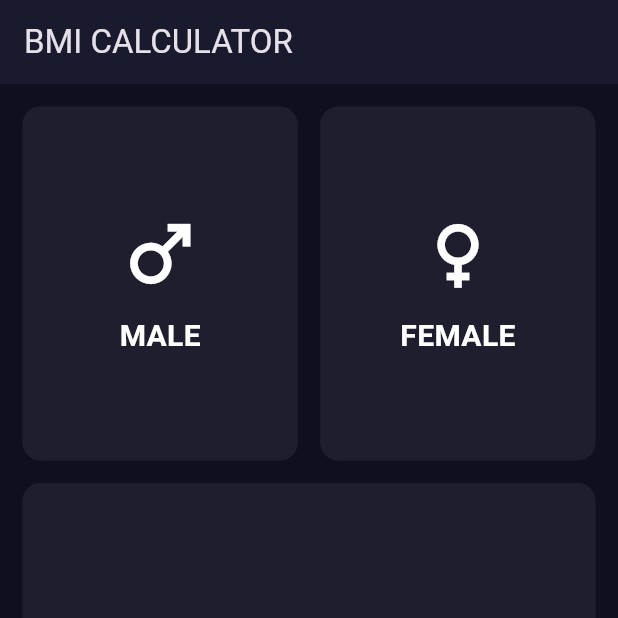
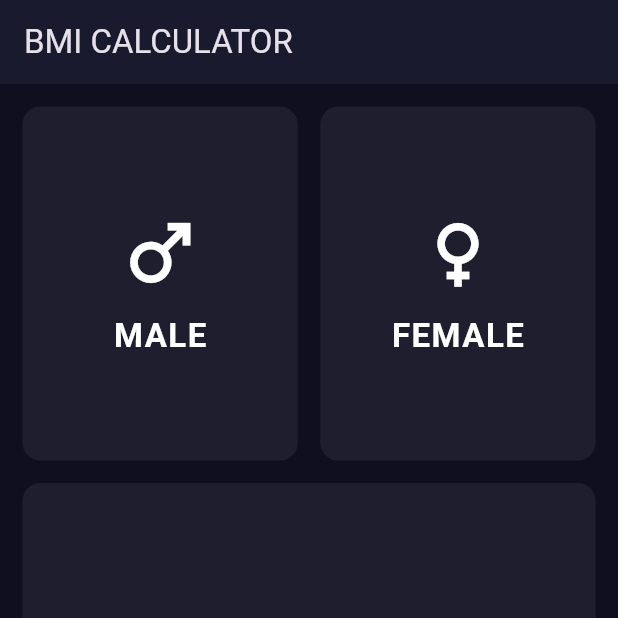
Before and after one commit to rayan1625/FA23-067-Rayan, a Flutter app: the screen it shows after launch, on a phone screen of 412 x 824 dp, the top half of it. Run offline on Flutter 3.47's test engine with Material 3 defaults, Android fonts, the phone set to English and light mode, and no system bars; our stand-ins replace google_fonts, math_expressions, shared_preferences, sqflite; accounts and stored records are empty.

Commit message:
video 7
In this video, I made two seperate files for REpeated container code and icon and text of male and female buttons.

```diff
--- /dev/null
+++ b/bmi/lib/ContainerFile.dart
@@ -0,0 +1,17 @@
+import 'package:flutter/material.dart';
+/// ----------------------------------------------------------
+/// 🔵 1. REUSABLE EMPTY BOX CONTAINER
+/// ----------------------------------------------------------
+class RepeatContainerCode extends StatelessWidget {
+  const RepeatContainerCode({super.key});
+
+  @override
+  Widget build(BuildContext context) {
+    return Container(
+      decoration: BoxDecoration(
+        color: const Color(0xFF1E1E2F),
+        borderRadius: BorderRadius.circular(12),
+      ),
+    );
+  }
+}
--- /dev/null
+++ b/bmi/lib/IconTextFile.dart
@@ -0,0 +1,45 @@
+import 'package:flutter/material.dart';
+/// ----------------------------------------------------------
+/// 🔵 2. TEXT + ICON BOX FOR MALE/FEMALE
+/// ----------------------------------------------------------
+class RepeatTextAndIconWidget extends StatelessWidget {
+  final String title;
+  final IconData icon;
+
+  const RepeatTextAndIconWidget({
+    super.key,
+    required this.title,
+    required this.icon,
+  });
+
+  @override
+  Widget build(BuildContext context) {
+    return Container(
+      decoration: BoxDecoration(
+        color: const Color(0xFF1E1E2F),
+        borderRadius: BorderRadius.circular(12),
+      ),
+
+      child: Column(
+        mainAxisAlignment: MainAxisAlignment.center,
+        children: [
+          Icon(
+            icon,
+            size: 60,
+            color: Colors.white,
+          ),
+          const SizedBox(height: 10),
+          Text(
+            title,
+            style: const TextStyle(
+              color: Colors.white,
+              fontSize: 22,
+              fontWeight: FontWeight.bold,
+              letterSpacing: 1,
+            ),
+          ),
+        ],
+      ),
+    );
+  }
+}
--- a/bmi/lib/bmi_screen.dart
+++ b/bmi/lib/bmi_screen.dart
@@ -1,5 +1,6 @@
 import 'package:flutter/material.dart';
-
+import 'IconTextFile.dart';
+import 'ContainerFile.dart';
 class BMIScreen extends StatelessWidget {
   const BMIScreen({super.key});
 
@@ -16,21 +17,21 @@ class BMIScreen extends StatelessWidget {
         child: Column(
           children: [
 
-            // ---------------------------------------------------
-            //  ROW 1 → MALE & FEMALE BOXES
-            // ---------------------------------------------------
+            // ----------------------------------------
+            // ROW 1 → MALE + FEMALE BOXES
+            // ----------------------------------------
             Expanded(
               child: Row(
                 children: const [
                   Expanded(
-                    child: RepeatContainerCode(
+                    child: RepeatTextAndIconWidget(
                       title: "MALE",
                       icon: Icons.male,
                     ),
                   ),
                   SizedBox(width: 15),
                   Expanded(
-                    child: RepeatContainerCode(
+                    child: RepeatTextAndIconWidget(
                       title: "FEMALE",
                       icon: Icons.female,
                     ),
@@ -41,14 +42,18 @@ class BMIScreen extends StatelessWidget {
 
             const SizedBox(height: 15),
 
-            // ROW 2 (same as before)
+            // ----------------------------------------
+            // ROW 2 → NORMAL EMPTY BOX
+            // ----------------------------------------
             const Expanded(
               child: RepeatContainerCode(),
             ),
 
             const SizedBox(height: 15),
 
-            // ROW 3 (same as before)
+            // ----------------------------------------
+            // ROW 3 → NORMAL EMPTY BOXES
+            // ----------------------------------------
             Expanded(
               child: Row(
                 children: const [
@@ -64,49 +69,3 @@ class BMIScreen extends StatelessWidget {
     );
   }
 }
-
-
-/// ----------------------------------------------------------
-/// 🔵 REUSABLE CARD WIDGET (IMPROVED)
-/// ----------------------------------------------------------
-class RepeatContainerCode extends StatelessWidget {
-  final String? title;
-  final IconData? icon;
-
-  const RepeatContainerCode({
-    super.key,
-    this.title,
-    this.icon,
-  });
-
-  @override
-  Widget build(BuildContext context) {
-    return Container(
-      decoration: BoxDecoration(
-        color: const Color(0xFF1E1E2F),
-        borderRadius: BorderRadius.circular(12),
-      ),
-      child: title != null
-          ? Column(
-        mainAxisAlignment: MainAxisAlignment.center,
-        children: [
-          Icon(
-            icon,
-            color: Colors.white,
-            size: 60,
-          ),
-          const SizedBox(height: 10),
-          Text(
-            title!,
-            style: const TextStyle(
-              fontSize: 20,
-              color: Colors.white,
-              fontWeight: FontWeight.bold,
-            ),
-          )
-        ],
-      )
-          : null,
-    );
-  }
-}
```
